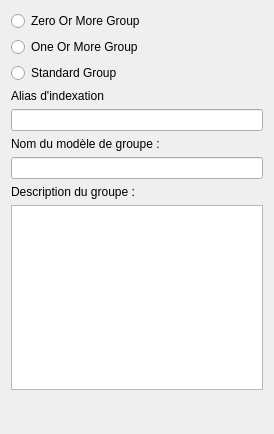
The window that stepcreatorv2/widgets/ingroupwidget.ui (computree/computree-v3) describes before a commit, drawn with Qt 5.
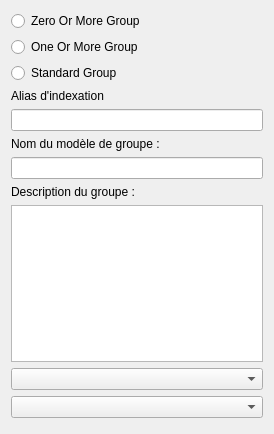
The same window after the commit.

What changed in the file:
```diff
--- a/stepcreatorv2/widgets/ingroupwidget.ui
+++ b/stepcreatorv2/widgets/ingroupwidget.ui
@@ -85,6 +85,12 @@
      </property>
     </widget>
    </item>
+   <item>
+    <widget class="QComboBox" name="cb_choiceMode"/>
+   </item>
+   <item>
+    <widget class="QComboBox" name="cb_finderMode"/>
+   </item>
    <item>
     <spacer name="verticalSpacer">
      <property name="orientation">
```
